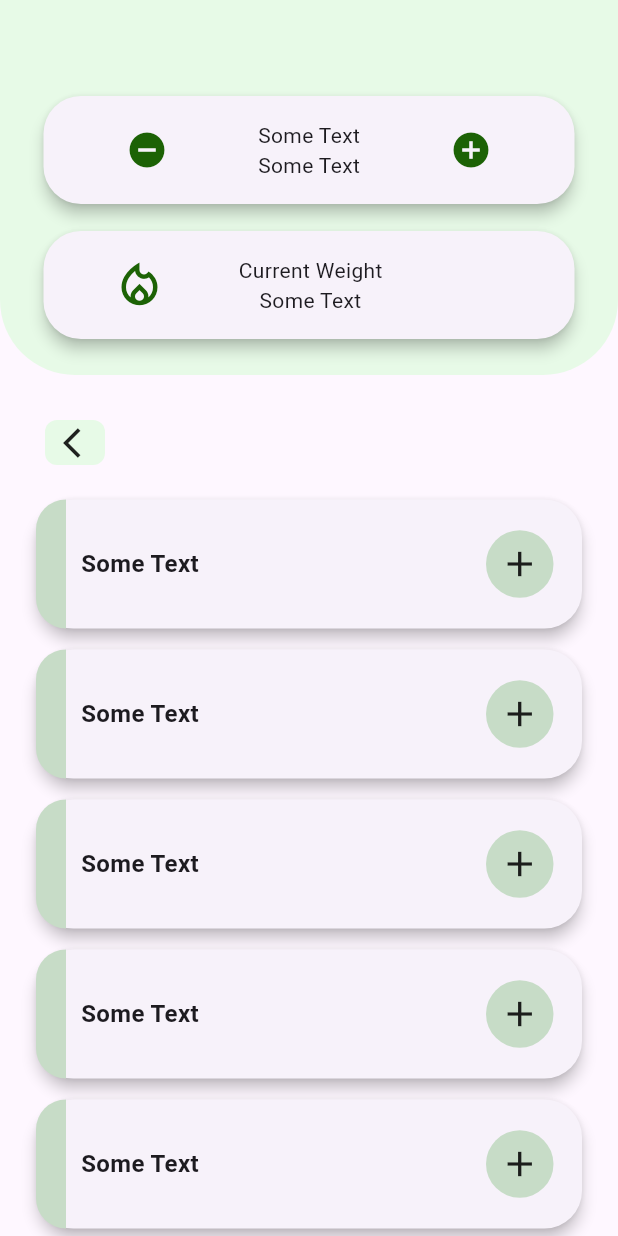
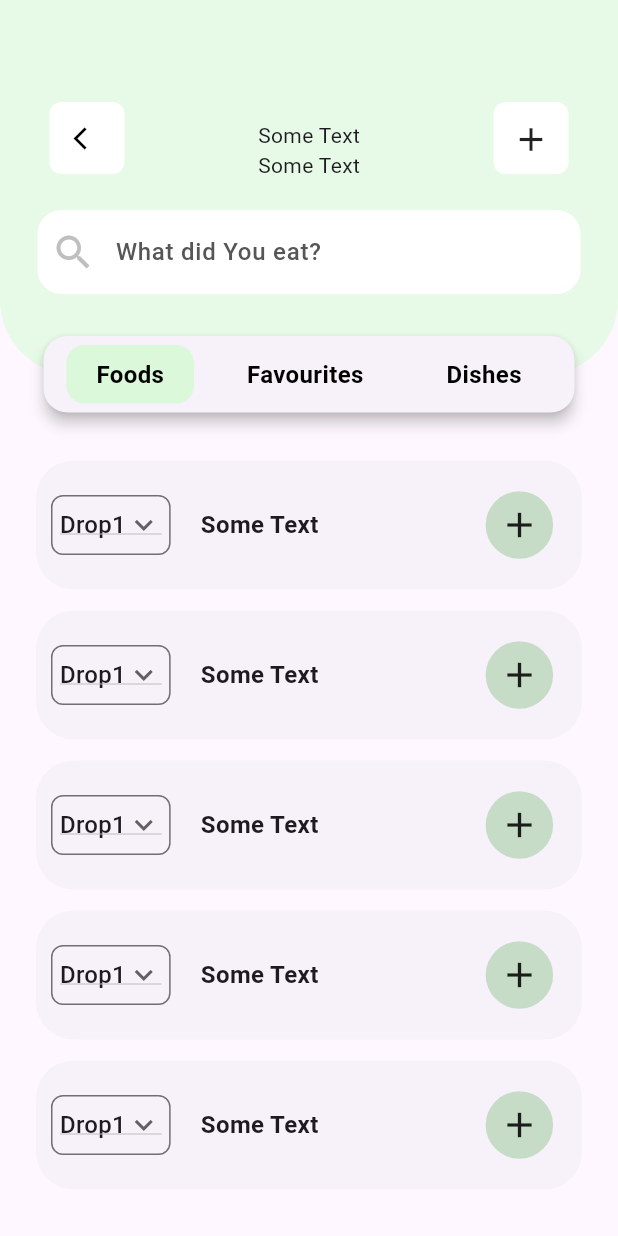
Before and after one commit to Sundramroy23/MeDoc, a Flutter app: the screen it shows after launch, on a phone screen of 412 x 824 dp. Run offline on Flutter 3.47's test engine with Material 3 defaults, Android fonts, the phone set to English and light mode, and no system bars.

Commit message:
diet_extension_page

```diff
--- /dev/null
+++ b/lib/diet_extension.dart
@@ -0,0 +1,358 @@
+import 'package:flutter/material.dart';
+import 'package:medoc/useful_widgets.dart';
+
+class DietSelection extends StatefulWidget {
+  const DietSelection({super.key});
+
+  @override
+  State<DietSelection> createState() => _DietSelectionState();
+}
+
+class _DietSelectionState extends State<DietSelection> {
+  // final int _selectedOption = 0;
+
+  @override
+  Widget build(BuildContext context) {
+    return Scaffold(
+      body: Column(
+        crossAxisAlignment: CrossAxisAlignment.start,
+        children: [
+          StackWidget(),
+
+          const SizedBox(
+            height: 30, // Space between the stack and the grid
+          ),
+
+          //  Grid Section
+          FoodItems(),
+        ],
+      ),
+    );
+  }
+}
+
+class FoodItems extends StatefulWidget {
+  const FoodItems({
+    super.key,
+  });
+
+  @override
+  State<FoodItems> createState() => _FoodItemsState();
+}
+
+class _FoodItemsState extends State<FoodItems> {
+  String dropdownValue = 'Drop1';
+  @override
+  Widget build(BuildContext context) {
+    return Expanded(
+      child: ListView.builder(
+        padding: const EdgeInsets.only(top: 20),
+        itemCount: 5,
+        itemBuilder: (context, index) {
+          return Container(
+            width: 200,
+            height: 100,
+            padding: EdgeInsets.symmetric(horizontal: 20, vertical: 3),
+            // color: Colors.green,
+            child: Card(
+              elevation: 0,
+              shape: RoundedRectangleBorder(
+                borderRadius: BorderRadius.circular(25),
+              ),
+              child: Row(
+                crossAxisAlignment: CrossAxisAlignment.start,
+                children: [
+                  Center(
+                    child: Container(
+                      height: 40,
+                      padding: EdgeInsets.symmetric(horizontal: 5, vertical: 5),
+                      margin: EdgeInsets.symmetric(horizontal: 10),
+                      // alignment: Alignment.centerLeft,
+                      decoration: BoxDecoration(
+                        border: Border.all(color: Colors.black54, width: 1),
+                        borderRadius: BorderRadius.all(
+                          Radius.circular(8),
+                        ),
+                      ),
+                      child: DropdownButton<String>(
+                        value: dropdownValue,
+                        onChanged: (value) => {
+                          setState(
+                            () {
+                              dropdownValue = value!;
+                            },
+                          )
+                        },
+                        icon: Icon(Icons.keyboard_arrow_down),
+
+                        items: const [
+                          DropdownMenuItem<String>(
+                            value: "Drop1",
+                            child: Text("Drop1"),
+                          ),
+                          DropdownMenuItem<String>(
+                            value: "Drop2",
+                            child: Text("Drop2"),
+                          ),
+                          DropdownMenuItem<String>(
+                            value: "Drop3",
+                            child: Text("Drop3"),
+                          ),
+                        ],
+                      ),
+                    ),
+                  ),
+                  SizedBox(
+                    width: 10,
+                  ),
+                  Container(
+                    width: 180,
+                    // color: Colors.yellow,
+                    alignment: Alignment.centerLeft,
+                    child: Text(
+                      "Some Text",
+                      style: TextStyle(
+                        fontSize: 16,
+                        fontWeight: FontWeight.bold,
+                      ),
+                    ),
+                  ),
+                  SizedBox(
+                    width: 10,
+                  ),
+                  Align(
+                    alignment: Alignment.centerLeft,
+                    child: Container(
+                      width: 45,
+                      height: 45,
+                      decoration: BoxDecoration(
+                        shape: BoxShape.circle,
+                        color: const Color.fromARGB(255, 199, 220, 199),
+                      ),
+                      child: IconButton(
+                        onPressed: () {
+                          // Add your minus action here
+                        },
+                        icon: Icon(Icons.add),
+                        color: Colors.black87,
+                        iconSize: 28, // Reduced icon size
+                      ),
+                    ),
+                  ),
+                ],
+              ),
+            ),
+          );
+        },
+      ),
+    );
+  }
+}
+
+class StackWidget extends StatefulWidget {
+  const StackWidget({
+    super.key,
+  });
+
+  @override
+  State<StackWidget> createState() => _StackWidgetState();
+}
+
+class _StackWidgetState extends State<StackWidget> {
+  int _selectedOption = 0;
+  @override
+  Widget build(BuildContext context) {
+    return Stack(
+      clipBehavior: Clip.none,
+      children: [
+        // Green area at the top
+        Container(
+          height: 250, // Fixed height of the stack's parent container
+          decoration: const BoxDecoration(
+            color: Color.fromRGBO(231, 250, 231, 1), // Green color
+            borderRadius: BorderRadius.only(
+              bottomLeft: Radius.circular(50), // Rounded corners
+              bottomRight: Radius.circular(50),
+            ),
+          ),
+        ),
+
+        // First Positioned Widget
+        Positioned(
+          top: 60, // Adjusted to reduce spacing
+          left: 25,
+          right: 25,
+          child: SizedBox(
+            height: 80, // Reduced height of the card
+            child: Center(
+              child: Padding(
+                padding: const EdgeInsets.all(8.0), // Reduced padding
+                child: Row(
+                  mainAxisSize: MainAxisSize.min,
+                  children: [
+                    // Plus Icon
+                    ArrowButton(
+                      arrowTheme: Colors.white,
+                      widthCust: 50,
+                      heightCust: 50,
+                    ),
+
+                    // Space between Icon and Text
+                    Spacer(),
+
+                    // Text
+                    Text(
+                      "Some Text\nSome Text",
+                      textAlign: TextAlign.center,
+                      style: TextStyle(fontSize: 14), // Reduced font size
+                    ),
+
+                    // Space between Text and Minus Icon
+                    Spacer(),
+
+                    // Minus Icon
+                    Container(
+                      margin: const EdgeInsets.only(bottom: 16),
+                      padding: const EdgeInsets.all(12),
+                      decoration: BoxDecoration(
+                        color: Colors.white,
+                        borderRadius: BorderRadius.all(
+                          Radius.circular(8),
+                        ),
+                      ),
+                      child: GestureDetector(
+                        onTap: () {
+                          // Add your minus action here
+                        },
+                        child: Icon(
+                          Icons.add,
+                          size: 26,
+                        ),
+                        // Reduced icon size
+                      ),
+                    ),
+                  ],
+                ),
+              ),
+            ),
+          ),
+        ),
+        Positioned(
+          top: 140,
+          left: 25,
+          right: 25,
+          child: TextField(
+            decoration: InputDecoration(
+              hintText: 'What did You eat?',
+              hintStyle: TextStyle(
+                  fontSize: 16,
+                  color: const Color.fromARGB(255, 86, 86, 86),
+                  fontWeight: FontWeight.w500),
+              prefixIcon: const Icon(
+                Icons.search,
+                color: Color.fromRGBO(191, 191, 191, 1),
+                size: 30,
+              ),
+              filled: true,
+              fillColor: Colors.white,
+              border: OutlineInputBorder(
+                borderRadius: BorderRadius.circular(16),
+                borderSide: BorderSide.none,
+              ),
+            ),
+          ),
+        ),
+
+        // Third Positioned: Card Overflowing the Stack
+        Positioned(
+          top: 220,
+          left: 25,
+          right: 25,
+          child: Card(
+            elevation: 4,
+            shape: RoundedRectangleBorder(
+              borderRadius: BorderRadius.circular(16),
+            ),
+            child: Padding(
+              padding: const EdgeInsets.symmetric(vertical: 6),
+              child: Row(
+                mainAxisAlignment: MainAxisAlignment.spaceEvenly,
+                children: [
+                  OptionContainer(
+                    text: "Foods",
+                    isSelected: _selectedOption == 0,
+                    onTap: () {
+                      setState(() {
+                        _selectedOption = 0;
+                      });
+                    },
+                  ),
+
+                  // Option 2
+                  OptionContainer(
+                    text: "Favourites",
+                    isSelected: _selectedOption == 1,
+                    onTap: () {
+                      setState(() {
+                        _selectedOption = 1;
+                      });
+                    },
+                  ),
+                  // Option 3
+                  OptionContainer(
+                    text: "Dishes",
+                    isSelected: _selectedOption == 2,
+                    onTap: () {
+                      setState(
+                        () {
+                          _selectedOption = 2;
+                        },
+                      );
+                    },
+                  )
+                ],
+              ),
+            ),
+          ),
+        ),
+      ],
+    );
+  }
+}
+
+class OptionContainer extends StatelessWidget {
+  final String text;
+  final bool isSelected;
+  final VoidCallback onTap;
+
+  const OptionContainer({
+    super.key,
+    required this.text,
+    required this.isSelected,
+    required this.onTap,
+  });
+
+  @override
+  Widget build(BuildContext context) {
+    return GestureDetector(
+      onTap: onTap,
+      child: Container(
+        padding: const EdgeInsets.symmetric(horizontal: 20, vertical: 8),
+        decoration: BoxDecoration(
+          color: isSelected
+              ? const Color.fromRGBO(219, 248, 218, 1)
+              : Colors.transparent,
+          borderRadius: BorderRadius.circular(12),
+        ),
+        child: Text(
+          text,
+          style: TextStyle(
+            fontSize: 16,
+            fontWeight: FontWeight.bold,
+            color: Colors.black, // Highlight if selected
+          ),
+        ),
+      ),
+    );
+  }
+}
--- a/lib/main.dart
+++ b/lib/main.dart
@@ -2,6 +2,7 @@ import 'package:flutter/material.dart';
 import 'package:medoc/diet_page.dart';
 import 'home_page.dart';
 import 'vitals_page.dart';
+import 'diet_extension.dart';
 
 void main() {
   runApp(const MyApp());
@@ -16,7 +17,8 @@ class MyApp extends StatelessWidget {
       title: "Medoc",
       // home: HomePage(),
       // home: VitalsPage(),
-      home: DietPage(),
+      home: DietSelection(),
+      // home: DietPage(),
     );
   }
 }
--- a/lib/useful_widgets.dart
+++ b/lib/useful_widgets.dart
@@ -1,31 +1,41 @@
 import 'package:flutter/material.dart';
 
-//arrow button
+// ArrowButton widget
 class ArrowButton extends StatelessWidget {
   final Color arrowTheme;
+  final double? widthCust; // Custom width
+  final double? heightCust; // Custom height
+
   const ArrowButton({
     super.key,
     required this.arrowTheme,
+    this.widthCust,
+    this.heightCust,
   });
 
   @override
   Widget build(BuildContext context) {
     return Padding(
-      padding: const EdgeInsets.only(
-          bottom: 16.0), // Adds padding below the arrow icon
-      child: Container(
-        padding: EdgeInsets.symmetric(horizontal: 12),
-        alignment: Alignment.center,
-        width: 40,
-        height: 30,
-        decoration: BoxDecoration(
-          color:arrowTheme,
-          borderRadius: BorderRadius.circular(8),
+      padding:
+          const EdgeInsets.only(bottom: 16.0), // Adds padding below the button
+      child: GestureDetector(
+        onTap: () {
+          // Add your back navigation or action here
+        },
+        child: Container(
+          width: widthCust ?? 40.0, // Default width
+          height: heightCust ?? 40.0, // Default height
+          decoration: BoxDecoration(
+            color: arrowTheme, // Background color
+            borderRadius: BorderRadius.circular(8), // Rounded corners
+          ),
+          child: const Icon(
+            Icons.arrow_back_ios, // Back arrow icon
+            size: 18.0, // Icon size
+            color: Colors.black, // Icon color
+          ),
         ),
-        child: Icon(Icons.arrow_back_ios),
       ),
     );
   }
 }
-
-// top styled container
--- /dev/null
+++ b/lib/women_health.dart
@@ -0,0 +1,10 @@
+import 'package:flutter/material.dart';
+
+class WomenHealth extends StatelessWidget {
+  const WomenHealth({super.key});
+
+  @override
+  Widget build(BuildContext context) {
+    return const Placeholder();
+  }
+}
```
